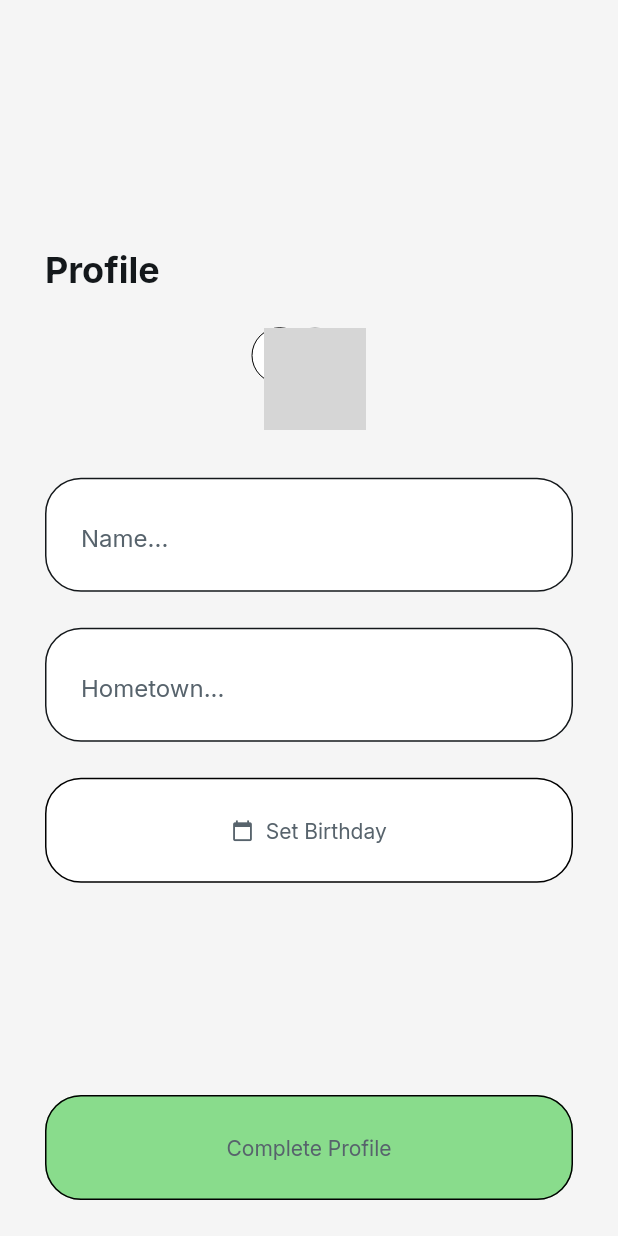
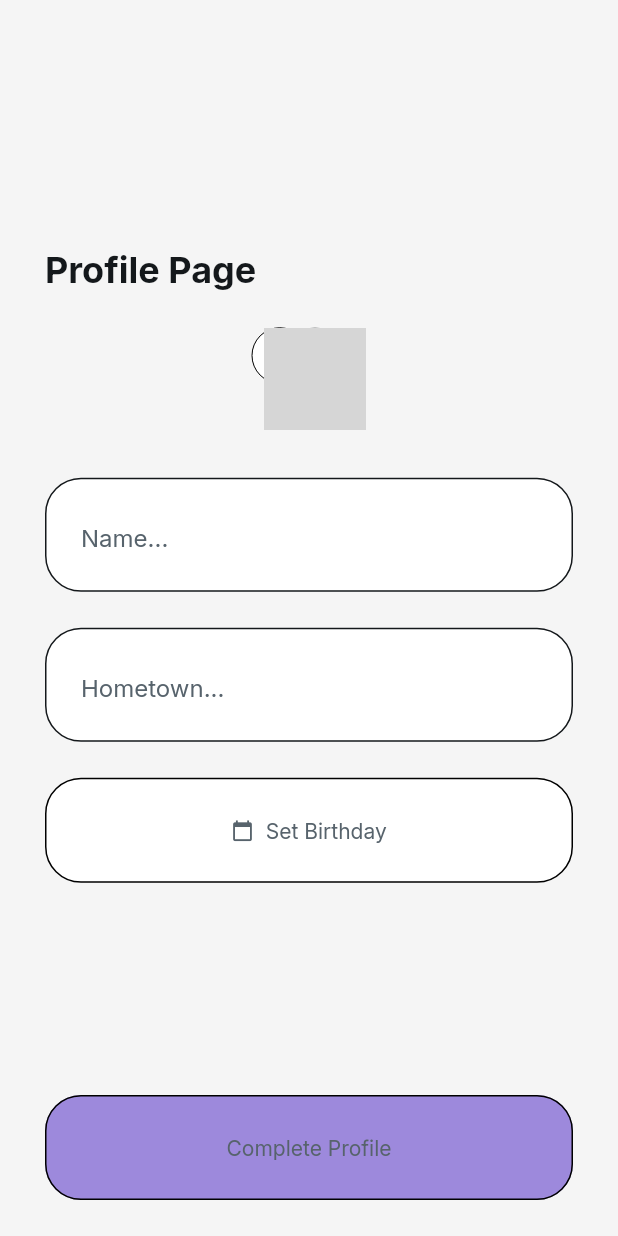
Before and after one commit to danieltran247/TodoApp-FlutterFlow, a Flutter app: the OnboardingWidget screen opened by its route, on a phone screen of 412 x 824 dp. Run offline on Flutter 3.47's test engine with Material 3 defaults, Android fonts, the phone set to English and light mode, and no system bars; drawn by our look-alikes of auto_size_text; our stand-ins replace cloud_firestore, easy_debounce, file_picker, firebase_auth, firebase_core, firebase_storage and 12 more; missing offline and left inert: json_path, mime_type; accounts and stored records are empty; network calls fail; grey boxes are pictures that could not be loaded.

Commit message:
Updating to latest FlutterFlow output.

```diff
--- a/lib/onboarding/onboarding_widget.dart
+++ b/lib/onboarding/onboarding_widget.dart
@@ -74,7 +74,7 @@ class _OnboardingWidgetState extends State<OnboardingWidget> {
                           mainAxisSize: MainAxisSize.max,
                           children: [
                             Text(
-                              'Profile',
+                              'Profile Page',
                               style: FlutterFlowTheme.of(context)
                                   .headlineLarge
                                   .override(
@@ -451,7 +451,7 @@ class _OnboardingWidgetState extends State<OnboardingWidget> {
                           const EdgeInsetsDirectional.fromSTEB(16.0, 0.0, 16.0, 0.0),
                       iconPadding:
                           const EdgeInsetsDirectional.fromSTEB(0.0, 0.0, 0.0, 0.0),
-                      color: FlutterFlowTheme.of(context).primary,
+                      color: const Color(0xFF9D89DC),
                       textStyle:
                           FlutterFlowTheme.of(context).labelMedium.override(
                                 fontFamily: 'Inter',
```
